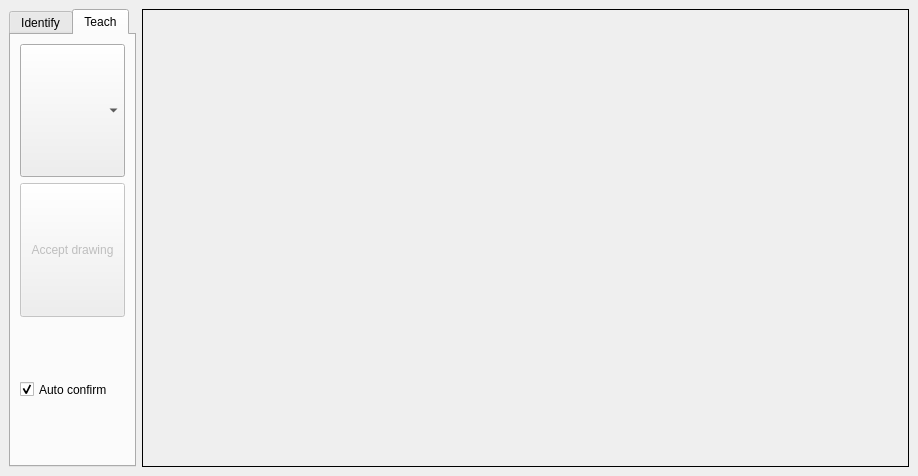
Above: lab_5/gui/mainwindow.ui from Qweyke/class-intellectual-inf-systems before the change. Below: the same form after it.
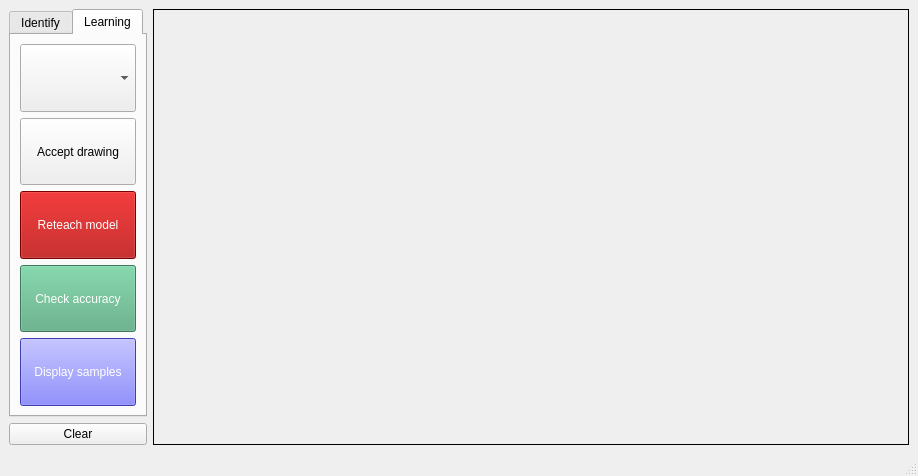
That is the form after the change. The open tabs and pages were chosen to show the change.

What changed in the file:
```diff
--- a/lab_5/gui/mainwindow.ui
+++ b/lab_5/gui/mainwindow.ui
@@ -28,9 +28,11 @@
    </property>
    <layout class="QHBoxLayout" name="horizontalLayout">
     <item>
+     <layout class="QVBoxLayout" name="verticalLayout_3">
+      <item>
      <widget class="QTabWidget" name="tabWidget">
       <property name="sizePolicy">
-       <sizepolicy hsizetype="Minimum" vsizetype="Preferred">
+         <sizepolicy hsizetype="Minimum" vsizetype="Expanding">
         <horstretch>0</horstretch>
         <verstretch>0</verstretch>
        </sizepolicy>
@@ -59,19 +61,6 @@
           </property>
          </widget>
         </item>
-        <item>
-         <widget class="QPushButton" name="clear_btn">
-          <property name="sizePolicy">
-           <sizepolicy hsizetype="Minimum" vsizetype="Preferred">
-            <horstretch>0</horstretch>
-            <verstretch>0</verstretch>
-           </sizepolicy>
-          </property>
-          <property name="text">
-           <string>Clear</string>
-          </property>
-         </widget>
-        </item>
         <item>
          <widget class="QLabel" name="res_label">
           <property name="sizePolicy">
@@ -89,13 +78,13 @@
       </widget>
       <widget class="QWidget" name="learn_tab">
        <attribute name="title">
-        <string>Teach</string>
+          <string>Learning</string>
        </attribute>
        <layout class="QVBoxLayout" name="verticalLayout_2">
         <item>
          <widget class="QComboBox" name="obj_box">
           <property name="sizePolicy">
-           <sizepolicy hsizetype="Preferred" vsizetype="Minimum">
+             <sizepolicy hsizetype="Preferred" vsizetype="Expanding">
             <horstretch>0</horstretch>
             <verstretch>0</verstretch>
            </sizepolicy>
@@ -105,38 +94,89 @@
         <item>
          <widget class="QPushButton" name="accept_btn">
           <property name="enabled">
-           <bool>false</bool>
-          </property>
-          <property name="sizePolicy">
-           <sizepolicy hsizetype="Minimum" vsizetype="Minimum">
-            <horstretch>0</horstretch>
-            <verstretch>0</verstretch>
-           </sizepolicy>
-          </property>
-          <property name="text">
-           <string>Accept drawing</string>
-          </property>
-         </widget>
-        </item>
-        <item>
-         <widget class="QCheckBox" name="auto_check">
-          <property name="sizePolicy">
-           <sizepolicy hsizetype="Minimum" vsizetype="Minimum">
-            <horstretch>0</horstretch>
-            <verstretch>0</verstretch>
-           </sizepolicy>
-          </property>
-          <property name="text">
-           <string>Auto confirm</string>
-          </property>
-          <property name="checked">
            <bool>true</bool>
           </property>
-         </widget>
-        </item>
+            <property name="sizePolicy">
+             <sizepolicy hsizetype="Minimum" vsizetype="Expanding">
+              <horstretch>0</horstretch>
+              <verstretch>0</verstretch>
+             </sizepolicy>
+            </property>
+            <property name="text">
+             <string>Accept drawing</string>
+            </property>
+           </widget>
+          </item>
+          <item>
+           <widget class="QPushButton" name="teach_btn">
+            <property name="sizePolicy">
+             <sizepolicy hsizetype="Minimum" vsizetype="Expanding">
+              <horstretch>0</horstretch>
+              <verstretch>0</verstretch>
+             </sizepolicy>
+            </property>
+            <property name="styleSheet">
+             <string notr="true">color: rgb(255, 255, 255);
+background-color: rgb(170, 0, 0);</string>
+            </property>
+            <property name="text">
+             <string>Reteach model</string>
+            </property>
+           </widget>
+          </item>
+          <item>
+           <widget class="QPushButton" name="accuracy_btn">
+            <property name="sizePolicy">
+             <sizepolicy hsizetype="Minimum" vsizetype="Expanding">
+              <horstretch>0</horstretch>
+              <verstretch>0</verstretch>
+             </sizepolicy>
+            </property>
+            <property name="styleSheet">
+             <string notr="true">background-color: rgb(85, 170, 127);
+color: rgb(255, 255, 255);
+</string>
+            </property>
+            <property name="text">
+             <string>Check accuracy</string>
+            </property>
+           </widget>
+          </item>
+          <item>
+           <widget class="QPushButton" name="display_btn">
+            <property name="sizePolicy">
+             <sizepolicy hsizetype="Minimum" vsizetype="Expanding">
+              <horstretch>0</horstretch>
+              <verstretch>0</verstretch>
+             </sizepolicy>
+            </property>
+            <property name="styleSheet">
+             <string notr="true">background-color: rgb(85, 85, 255);
+color: rgb(255, 255, 255);</string>
+            </property>
+            <property name="text">
+             <string>Display samples</string>
+            </property>
+           </widget>
+          </item>
        </layout>
       </widget>
      </widget>
+      </item>
+      <item>
+       <widget class="QPushButton" name="clear_btn">
+        <property name="sizePolicy">
+         <sizepolicy hsizetype="Minimum" vsizetype="Minimum">
+          <horstretch>0</horstretch>
+          <verstretch>0</verstretch>
+         </sizepolicy>
+        </property>
+        <property name="text">
+         <string>Clear</string>
+        </property>
+       </widget>
+      </item>
+     </layout>
     </item>
     <item>
      <widget class="QFrame" name="canvas_frame">
@@ -153,6 +193,7 @@
     </item>
    </layout>
   </widget>
+  <widget class="QStatusBar" name="statusBar"/>
  </widget>
  <resources/>
  <connections/>
```
Left out of the diff: 4 changed lines with no effect on the pictures. Lines whose indentation alone changed are shown as unchanged.
